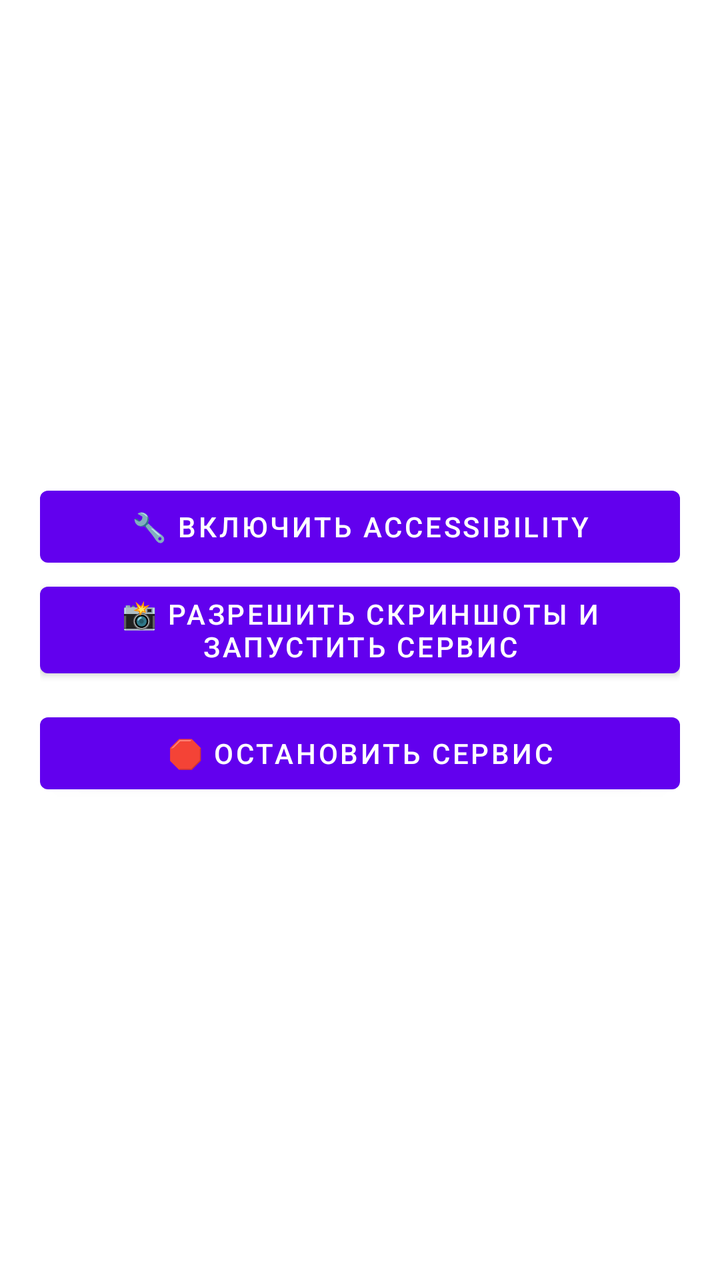
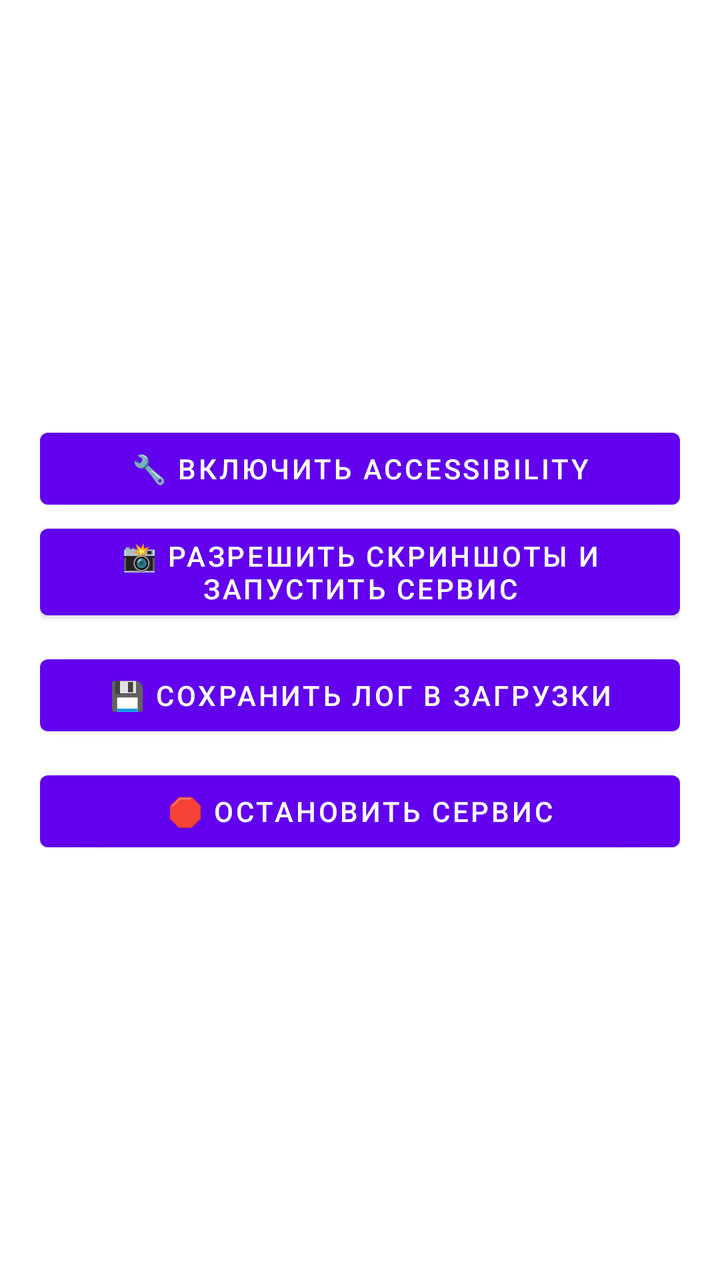

Before-and-after screenshots of an Android layout around one commit, followed by the original layout XML and the change that was made.
<!-- AndroidManifest.xml: fallback theme Theme.MaterialComponents.DayNight.NoActionBar -->
<!-- res/layout/activity_main.xml -->
<?xml version="1.0" encoding="utf-8"?>
<LinearLayout xmlns:android="http://schemas.android.com/apk/res/android"
    android:layout_width="match_parent"
    android:layout_height="match_parent"
    android:orientation="vertical"
    android:padding="20dp"
    android:gravity="center">

    <Button
        android:id="@+id/btnAccessibility"
        android:layout_width="match_parent"
        android:layout_height="wrap_content"
        android:text="🔧 Включить Accessibility" />

    <Button
        android:id="@+id/btnScreenshot"
        android:layout_width="match_parent"
        android:layout_height="wrap_content"
        android:text="📸 Разрешить скриншоты и запустить сервис" />

    <Button
        android:id="@+id/btnStop"
        android:layout_width="match_parent"
        android:layout_height="wrap_content"
        android:text="🛑 Остановить сервис"
        android:layout_marginTop="10dp" />
</LinearLayout>
<!-- resources referenced by this layout -->
<resources>

</resources>

<!-- the commit's change to res/layout/activity_main.xml (unified diff, before → after) -->
@@ -19,6 +19,13 @@
         android:text="📸 Разрешить скриншоты и запустить сервис" />
 
     <Button
+        android:id="@+id/btnSaveLog"
+        android:layout_width="match_parent"
+        android:layout_height="wrap_content"
+        android:text="💾 Сохранить лог в Загрузки"
+        android:layout_marginTop="10dp" />
+
+    <Button
         android:id="@+id/btnStop"
         android:layout_width="match_parent"
         android:layout_height="wrap_content"
